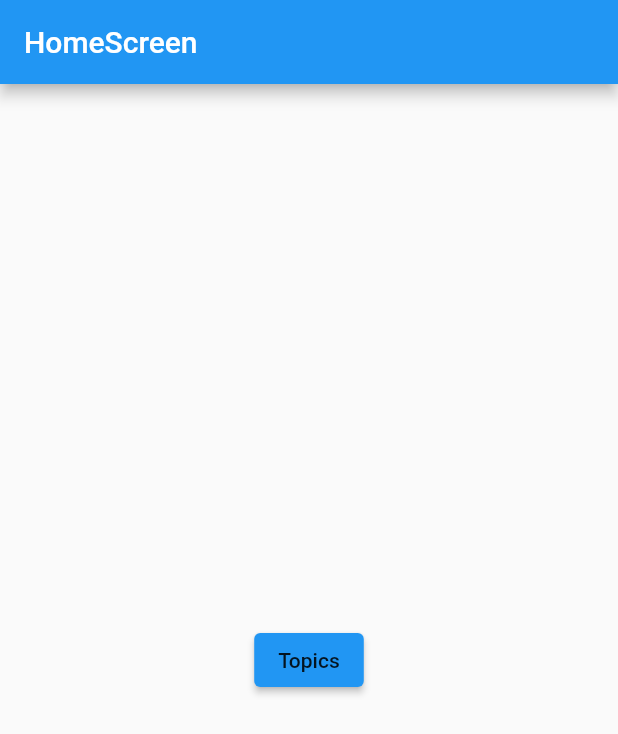
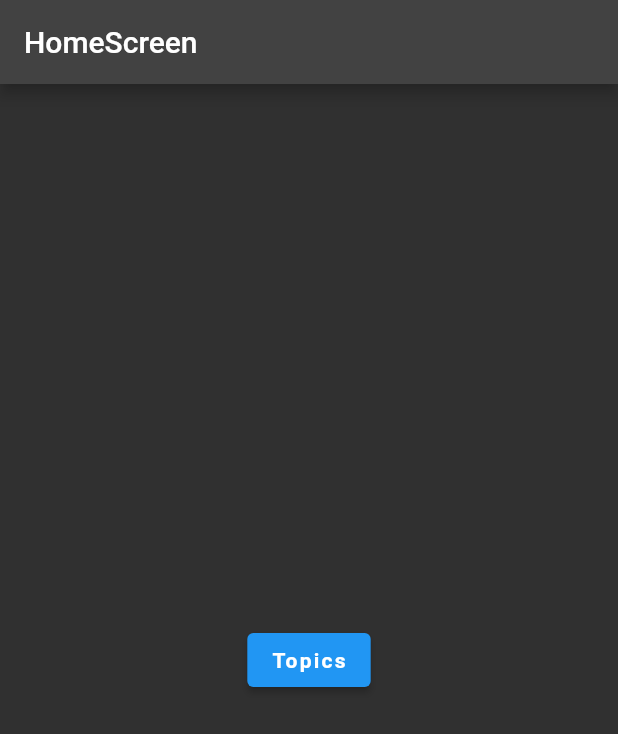
Before and after one commit to mlochrie/flutter_quiz, a Flutter app: the screen it shows after launch, on a phone screen of 412 x 824 dp. Shown: the top 734 px of the screen. Run offline on Flutter 3.47's test engine with Material 2 defaults, Android fonts, the phone set to English and light mode, and no system bars; our stand-ins replace cloud_firestore, firebase_core, font_awesome_flutter; accounts and stored records are empty.

Commit message:
Implementing a basic app theme (dark mode)

```diff
--- a/lib/main.dart
+++ b/lib/main.dart
@@ -3,6 +3,7 @@ import 'package:flutter/material.dart';
 import 'package:firebase_core/firebase_core.dart';
 import 'package:flutterquiz/routes.dart';
 import 'package:flutterquiz/screens/home/home.dart';
+import 'package:flutterquiz/theme.dart';
 
 void main() {
   WidgetsFlutterBinding.ensureInitialized();
@@ -41,6 +42,7 @@ class _AppState extends State<App> {
             return MaterialApp(
               debugShowCheckedModeBanner: false,
               routes: appRoutes,
+              theme: appTheme,
             );
           }
 
--- /dev/null
+++ b/lib/theme.dart
@@ -0,0 +1,11 @@
+import 'package:flutter/material.dart';
+
+var appTheme = ThemeData(
+    brightness: Brightness.dark,
+    textTheme: const TextTheme(
+        bodyText1: TextStyle(fontSize: 18),
+        bodyText2: TextStyle(fontSize: 16),
+        button: TextStyle(
+          letterSpacing: 1.5,
+          fontWeight: FontWeight.bold,
+        )));
```
